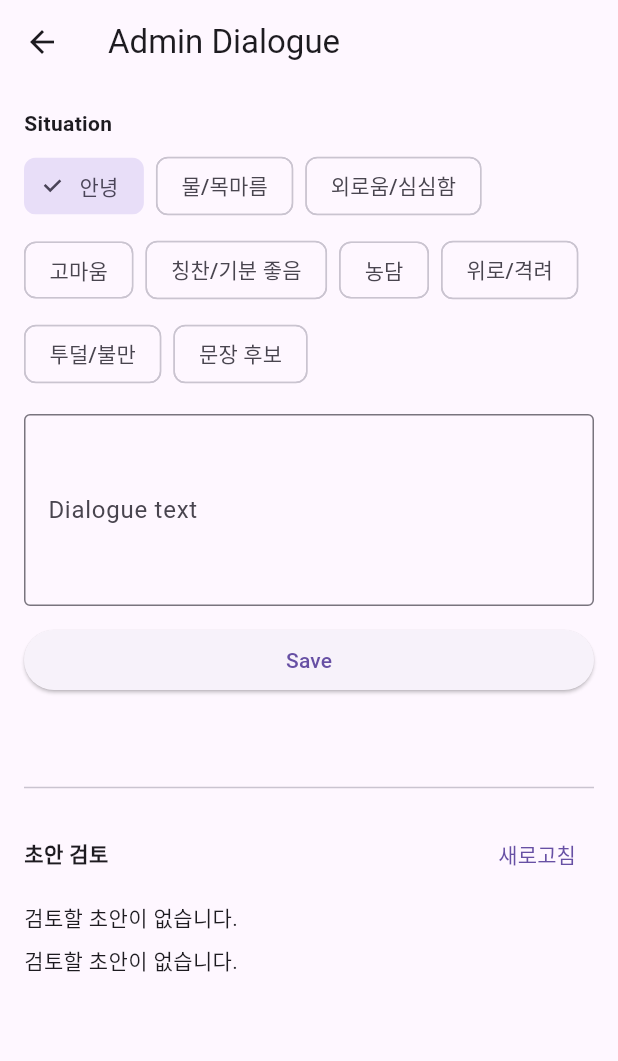
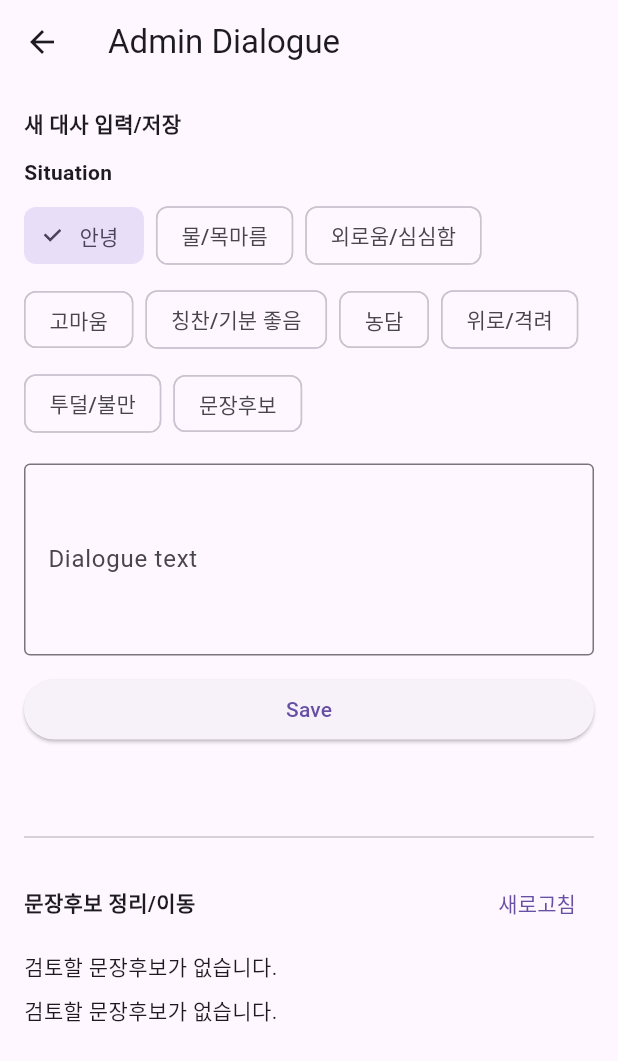
Before and after one commit to ggiggle74-bit/plantalk2, a Flutter app: the screen it shows after launch, after a tap on "관리자 대사 입력", on a phone screen of 412 x 824 dp. Shown: the top 1061 px of the screen. Run offline on Flutter 3.47's test engine with Material 3 defaults, Android fonts, the light colour scheme and no system bars; our stand-ins replace image_picker, supabase_flutter; accounts and stored records are empty.

Commit message:
Refactor draft dialogue candidate admin flow

```diff
--- a/lib/admin_dialogue_screen.dart
+++ b/lib/admin_dialogue_screen.dart
@@ -1,5 +1,7 @@
 import 'package:flutter/material.dart';
 import 'package:supabase_flutter/supabase_flutter.dart';
+
+import 'services/dialogue_service.dart';
 
 class AdminDialogueScreen extends StatefulWidget {
   const AdminDialogueScreen({super.key});
@@ -31,11 +33,12 @@ class _AdminDialogueScreenState extends State<AdminDialogueScreen> {
     'joke': '농담',
     'encourage': '위로/격려',
     'complain': '투덜/불만',
-    'draft': '문장 후보',
+    'draft': '문장후보',
   };
 
   final TextEditingController _textController = TextEditingController();
   final FocusNode _textFocusNode = FocusNode();
+  final DialogueService _dialogueService = DialogueService();
 
   final List<Map<String, String>> _recentSaved = [];
   final List<Map<String, dynamic>> _draftDialogues = [];
@@ -130,15 +133,9 @@ class _AdminDialogueScreenState extends State<AdminDialogueScreen> {
     });
 
     try {
-      final data = await Supabase.instance.client
-          .from('dialogues')
-          .select('id, situation, text, created_at')
-          .eq('situation', 'draft')
-          .order('created_at', ascending: false);
+      final rows = await _dialogueService.fetchDraftDialogueCandidates();
 
       if (!mounted) return;
-
-      final rows = List<Map<String, dynamic>>.from(data);
 
       setState(() {
         _draftDialogues
@@ -154,14 +151,14 @@ class _AdminDialogueScreenState extends State<AdminDialogueScreen> {
         }
 
         if (rows.isEmpty) {
-          _draftStatusMessage = '검토할 초안이 없습니다.';
+          _draftStatusMessage = '검토할 문장후보가 없습니다.';
         }
       });
     } catch (error) {
       if (!mounted) return;
 
       setState(() {
-        _draftStatusMessage = '초안을 불러오지 못했습니다: $error';
+        _draftStatusMessage = '문장후보를 불러오지 못했습니다: $error';
       });
     } finally {
       if (mounted) {
@@ -176,7 +173,7 @@ class _AdminDialogueScreenState extends State<AdminDialogueScreen> {
     final id = dialogue['id'];
     if (id == null) {
       setState(() {
-        _draftStatusMessage = '초안 id가 없어 수정할 수 없습니다.';
+        _draftStatusMessage = '문장후보 id가 없어 이동할 수 없습니다.';
       });
       return;
     }
@@ -189,23 +186,25 @@ class _AdminDialogueScreenState extends State<AdminDialogueScreen> {
     });
 
     try {
-      await Supabase.instance.client
-          .from('dialogues')
-          .update({'situation': selectedSituation})
-          .eq('id', id);
+      await _dialogueService.moveDraftDialogueCandidate(
+        id: id,
+        situation: selectedSituation,
+      );
+
+      if (!mounted) return;
+
+      await _loadDraftDialogues();
 
       if (!mounted) return;
 
       setState(() {
-        _draftDialogues.removeWhere((row) => row['id'] == id);
-        _draftSelections.remove(id);
-        _draftStatusMessage = '초안을 ${_labelFor(selectedSituation)}(으)로 이동했습니다.';
+        _draftStatusMessage = '문장후보를 ${_labelFor(selectedSituation)}(으)로 이동했습니다.';
       });
     } catch (error) {
       if (!mounted) return;
 
       setState(() {
-        _draftStatusMessage = '초안 수정에 실패했습니다: $error';
+        _draftStatusMessage = '문장후보 이동에 실패했습니다: $error';
       });
     } finally {
       if (mounted) {
@@ -226,6 +225,11 @@ class _AdminDialogueScreenState extends State<AdminDialogueScreen> {
           child: Column(
             crossAxisAlignment: CrossAxisAlignment.stretch,
             children: [
+              const Text(
+                '새 대사 입력/저장',
+                style: TextStyle(fontWeight: FontWeight.bold),
+              ),
+              const SizedBox(height: 12),
               const Text(
                 'Situation',
                 style: TextStyle(fontWeight: FontWeight.bold),
@@ -295,7 +299,7 @@ class _AdminDialogueScreenState extends State<AdminDialogueScreen> {
                 children: [
                   const Expanded(
                     child: Text(
-                      '초안 검토',
+                      '문장후보 정리/이동',
                       style: TextStyle(fontWeight: FontWeight.bold),
                     ),
                   ),
@@ -351,7 +355,7 @@ class _AdminDialogueScreenState extends State<AdminDialogueScreen> {
                             onPressed: isUpdating || id == null
                                 ? null
                                 : () => _reclassifyDraft(dialogue),
-                            child: Text(isUpdating ? '이동 중...' : '카테고리로 이동'),
+                            child: const Text('이동'),
                           ),
                         ],
                       ),
@@ -359,7 +363,7 @@ class _AdminDialogueScreenState extends State<AdminDialogueScreen> {
                   );
                 })
               else
-                const Text('검토할 초안이 없습니다.'),
+                const Text('검토할 문장후보가 없습니다.'),
               if (_draftStatusMessage.isNotEmpty) ...[
                 const SizedBox(height: 8),
                 Text(_draftStatusMessage),
--- a/lib/services/dialogue_service.dart
+++ b/lib/services/dialogue_service.dart
@@ -5,7 +5,48 @@ class DialogueService {
   DialogueService({SupabaseClient? client})
     : _client = client ?? Supabase.instance.client;
 
+  static const Set<String> _draftMoveSituations = {
+    'greeting',
+    'thirsty',
+    'lonely',
+    'thanks',
+    'happy',
+    'joke',
+    'encourage',
+    'complain',
+  };
+
   final SupabaseClient _client;
+
+  Future<List<Map<String, dynamic>>> fetchDraftDialogueCandidates() async {
+    final data = await _client
+        .from('dialogues')
+        .select('id, text')
+        .eq('situation', 'draft')
+        .order('created_at', ascending: false);
+
+    return List<Map<String, dynamic>>.from(data);
+  }
+
+  Future<void> moveDraftDialogueCandidate({
+    required Object id,
+    required String situation,
+  }) async {
+    if (!_draftMoveSituations.contains(situation)) {
+      throw ArgumentError.value(situation, 'situation', 'Invalid situation');
+    }
+
+    final updatedRows = await _client
+        .from('dialogues')
+        .update({'situation': situation})
+        .eq('id', id)
+        .eq('situation', 'draft')
+        .select('id');
+
+    if (updatedRows.isEmpty) {
+      throw StateError('No draft dialogue row was updated.');
+    }
+  }
 
   Future<String?> fetchRandomReply({String? situation}) async {
     final normalizedSituation = situation?.trim();
```
